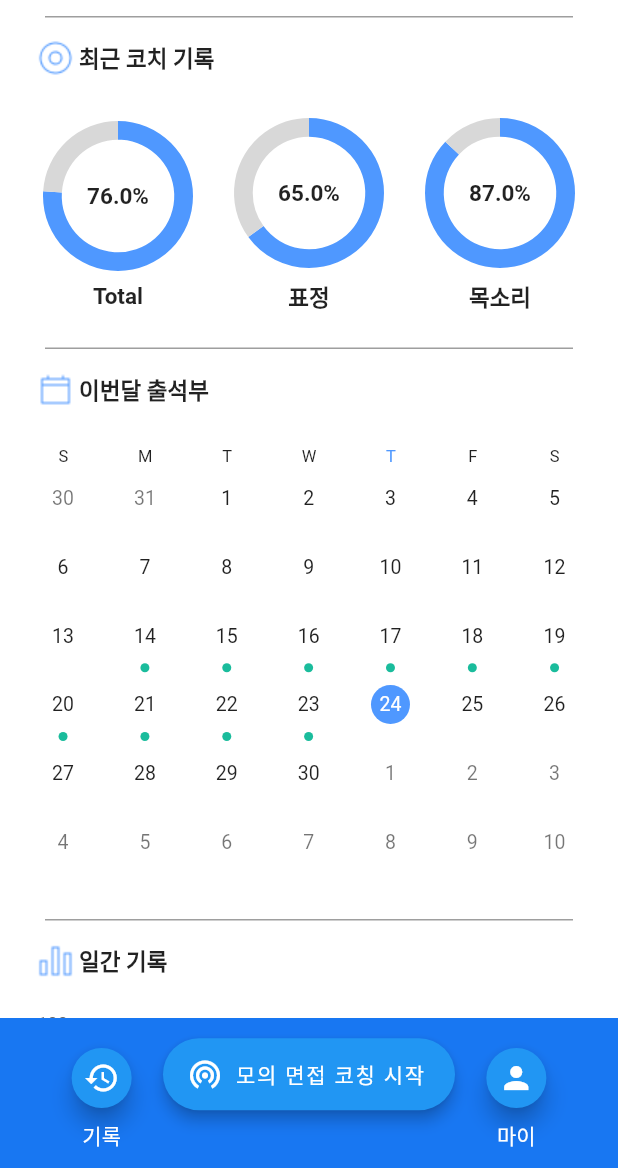
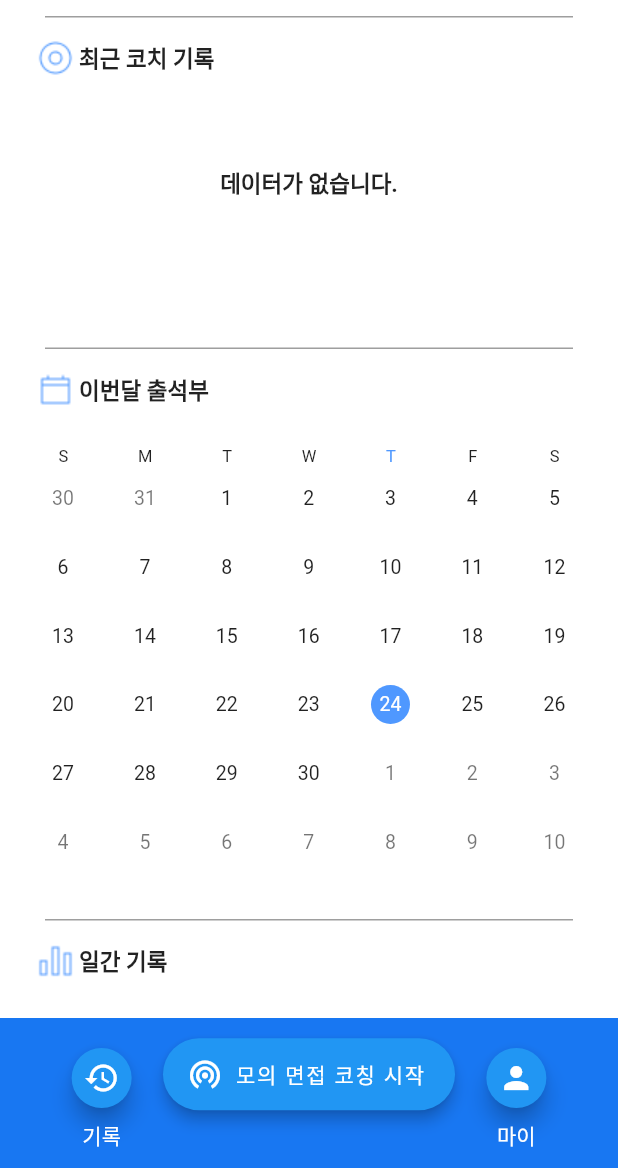
Before and after one commit to Team429/coacheers-frontend, a Flutter app: the screen it shows after launch, after a tap on "Facebook 로그인", on a phone screen of 412 x 824 dp, the part 68-1236 px from its top. Run offline on Flutter 3.47's test engine with Material 2 defaults, Android fonts, the phone set to English and light mode, and no system bars; drawn by our look-alikes of syncfusion_flutter_calendar; our stand-ins replace camera, flash, syncfusion_flutter_charts, syncfusion_flutter_datepicker, video_player; missing offline and left inert: kakao_flutter_sdk; network calls fail.

Commit message:
출석률 구현, 기록이 없는 위젯 구현

```diff
--- a/lib/component/coachingDater.dart
+++ b/lib/component/coachingDater.dart
@@ -7,8 +7,7 @@ import 'package:json_annotation/json_annotation.dart';
 part 'coachingDater.g.dart';
 
 @JsonSerializable()
-
-class CoachingData  {
+class CoachingData {
   //calander
   CoachingData(this.companyName, this.time, this.background, this.isAllDay,
       this.face_point, this.voice_point)
@@ -22,7 +21,9 @@ class CoachingData  {
     toJson: ColorToJson,
   )
   Color background;
+
   static Color ColorFromJson(input) => Color(input);
+
   static String ColorToJson(input) => input.toString();
 
   String companyName;
@@ -34,7 +35,8 @@ class CoachingData  {
 
   static Color GREEN = Color(0xFF1ABC9C);
 
-  factory CoachingData.fromJson(Map<String, dynamic> json) => _$CoachingDataFromJson(json);
+  factory CoachingData.fromJson(Map<String, dynamic> json) =>
+      _$CoachingDataFromJson(json);
 
   Map<String, dynamic> toJson() => _$CoachingDataToJson(this);
 
@@ -43,7 +45,6 @@ class CoachingData  {
     return '${DateFormat('yyyy. MM. dd').format(time)} ${companyName} ${(face_point + voice_point) / 2}';
   }
 }
-
 
 List<CoachingData> getDataSource() {
   late List<CoachingData> coachings = [];
@@ -69,35 +70,35 @@ List<CoachingData> getDataSource() {
   final DateTime startTime10 =
       DateTime(today.year, today.month, today.day - 1, 9, 0, 0);
 
-  coachings
-      .add(CoachingData('넥슨', startTime1, CoachingData.GREEN, false, 75, 25));
-
-  coachings
-      .add(CoachingData('SK하이닉스', startTime2, CoachingData.GREEN, false, 83, 41));
-
-  coachings
-      .add(CoachingData('농심', startTime3, CoachingData.GREEN, false, 78, 64));
-
-  coachings
-      .add(CoachingData('구글', startTime4, CoachingData.GREEN, false, 72, 70));
-
-  coachings
-      .add(CoachingData('삼성', startTime5, CoachingData.GREEN, false, 79, 81));
-
-  coachings
-      .add(CoachingData('쿠팡', startTime6, CoachingData.GREEN, false, 53, 75));
-
-  coachings
-      .add(CoachingData('네이버', startTime7, CoachingData.GREEN, false, 48, 73));
-
-  coachings
-      .add(CoachingData('라인', startTime8, CoachingData.GREEN, false, 60, 77));
-
-  coachings
-      .add(CoachingData('배달의 민족', startTime9, CoachingData.GREEN, false, 58, 81));
-
-  coachings
-      .add(CoachingData('직방', startTime10, CoachingData.GREEN, false, 65, 87));
+  // coachings
+  //     .add(CoachingData('넥슨', startTime1, CoachingData.GREEN, false, 75, 25));
+  //
+  // coachings.add(
+  //     CoachingData('SK하이닉스', startTime2, CoachingData.GREEN, false, 83, 41));
+  //
+  // coachings
+  //     .add(CoachingData('농심', startTime3, CoachingData.GREEN, false, 78, 64));
+  //
+  // coachings
+  //     .add(CoachingData('구글', startTime4, CoachingData.GREEN, false, 72, 70));
+  //
+  // coachings
+  //     .add(CoachingData('삼성', startTime5, CoachingData.GREEN, false, 79, 81));
+  //
+  // coachings
+  //     .add(CoachingData('쿠팡', startTime6, CoachingData.GREEN, false, 53, 75));
+  //
+  // coachings
+  //     .add(CoachingData('네이버', startTime7, CoachingData.GREEN, false, 48, 73));
+  //
+  // coachings
+  //     .add(CoachingData('라인', startTime8, CoachingData.GREEN, false, 60, 77));
+  //
+  // coachings.add(
+  //     CoachingData('배달의 민족', startTime9, CoachingData.GREEN, false, 58, 81));
+  //
+  // coachings
+  //     .add(CoachingData('직방', startTime10, CoachingData.GREEN, false, 65, 87));
 
   return coachings;
 }
@@ -167,29 +168,64 @@ class RecordBarChartData {
   final Color color;
 }
 
-List<HomeBarChartData> homechartData = [
-  HomeBarChartData(
+List<HomeBarChartData> getHomeBarsource() {
+  late List<HomeBarChartData> homechartData = [];
+
+  if (getDataSource().length == 0) {
+    homechartData.add(HomeBarChartData(DateTime.now(), 0.0, 0.0, 0.0));
+    homechartData.add(HomeBarChartData(DateTime.now(), 0.0, 0.0, 0.0));
+    homechartData.add(HomeBarChartData(DateTime.now(), 0.0, 0.0, 0.0));
+  } else if (getDataSource().length == 1) {
+    homechartData.add(HomeBarChartData(
         getDataSource()[getDataSource().length - 1].time,
         (getDataSource()[getDataSource().length - 1].face_point +
                 getDataSource()[getDataSource().length - 1].voice_point) /
             2,
         getDataSource()[getDataSource().length - 1].face_point,
-      getDataSource()[getDataSource().length - 1].voice_point),
-  HomeBarChartData(
+        getDataSource()[getDataSource().length - 1].voice_point));
+  } else if (getDataSource().length == 2) {
+    homechartData.add(HomeBarChartData(
+        getDataSource()[getDataSource().length - 1].time,
+        (getDataSource()[getDataSource().length - 1].face_point +
+                getDataSource()[getDataSource().length - 1].voice_point) /
+            2,
+        getDataSource()[getDataSource().length - 1].face_point,
+        getDataSource()[getDataSource().length - 1].voice_point));
+    homechartData.add(HomeBarChartData(
         getDataSource()[getDataSource().length - 2].time,
         (getDataSource()[getDataSource().length - 2].face_point +
                 getDataSource()[getDataSource().length - 2].voice_point) /
             2,
         getDataSource()[getDataSource().length - 2].face_point,
-      getDataSource()[getDataSource().length - 2].voice_point),
-  HomeBarChartData(
+        getDataSource()[getDataSource().length - 2].voice_point));
+  } else {
+    homechartData.add(HomeBarChartData(
+        getDataSource()[getDataSource().length - 1].time,
+        (getDataSource()[getDataSource().length - 1].face_point +
+                getDataSource()[getDataSource().length - 1].voice_point) /
+            2,
+        getDataSource()[getDataSource().length - 1].face_point,
+        getDataSource()[getDataSource().length - 1].voice_point));
+    homechartData.add(HomeBarChartData(
+        getDataSource()[getDataSource().length - 2].time,
+        (getDataSource()[getDataSource().length - 2].face_point +
+                getDataSource()[getDataSource().length - 2].voice_point) /
+            2,
+        getDataSource()[getDataSource().length - 2].face_point,
+        getDataSource()[getDataSource().length - 2].voice_point));
+    homechartData.add(HomeBarChartData(
         getDataSource()[getDataSource().length - 3].time,
         (getDataSource()[getDataSource().length - 3].face_point +
                 getDataSource()[getDataSource().length - 3].voice_point) /
             2,
         getDataSource()[getDataSource().length - 3].face_point,
-      getDataSource()[getDataSource().length - 3].voice_point),
-];
+        getDataSource()[getDataSource().length - 3].voice_point));
+  }
+
+  return homechartData;
+}
+
+List<HomeBarChartData> homechartData = getHomeBarsource();
 
 class DonutChartData {
   DonutChartData(this.scoreName, this.score, this.color);
@@ -199,9 +235,9 @@ class DonutChartData {
   final Color color;
 }
 
-List<DonutChartData> getTotalDonutsource(){
+List<DonutChartData> getTotalDonutsource() {
   late List<DonutChartData> TotalDonuts = [];
-  if(getDataSource().length >= 1){
+  if (getDataSource().length >= 1) {
     TotalDonuts.add(DonutChartData(
       'Scorename',
       (getDataSource()[getDataSource().length - 1].face_point +
@@ -217,24 +253,25 @@ List<DonutChartData> getTotalDonutsource(){
               2,
       Color(0xffD8D8D8),
     ));
-  }
-  else{
+  } else {
     TotalDonuts.add(DonutChartData(
       'Scorename',
-      0.0,Color(0xff4F98FF),
+      0.0,
+      Color(0xff4F98FF),
     ));
     TotalDonuts.add(DonutChartData(
       'Scorename_empty',
-      100.0,Color(0xffD8D8D8),
+      100.0,
+      Color(0xffD8D8D8),
     ));
   }
 
   return TotalDonuts;
 }
 
-List<DonutChartData> getfaceDonutsource(){
+List<DonutChartData> getfaceDonutsource() {
   late List<DonutChartData> faceDonuts = [];
-  if(getDataSource().length >= 1){
+  if (getDataSource().length >= 1) {
     faceDonuts.add(DonutChartData(
       'Scorename',
       getDataSource()[getDataSource().length - 1].face_point,
@@ -245,24 +282,25 @@ List<DonutChartData> getfaceDonutsource(){
       100 - getDataSource()[getDataSource().length - 1].face_point,
       Color(0xffD8D8D8),
     ));
-  }
-  else{
+  } else {
     faceDonuts.add(DonutChartData(
       'Scorename',
-      0.0,Color(0xff4F98FF),
+      0.0,
+      Color(0xff4F98FF),
     ));
     faceDonuts.add(DonutChartData(
       'Scorename_empty',
-      100.0,Color(0xffD8D8D8),
+      100.0,
+      Color(0xffD8D8D8),
     ));
   }
 
   return faceDonuts;
 }
 
-List<DonutChartData> getvoiceDonutsource(){
+List<DonutChartData> getvoiceDonutsource() {
   late List<DonutChartData> voiceDonuts = [];
-  if(getDataSource().length >= 1){
+  if (getDataSource().length >= 1) {
     voiceDonuts.add(DonutChartData(
       'Scorename',
       getDataSource()[getDataSource().length - 1].voice_point,
@@ -273,11 +311,11 @@ List<DonutChartData> getvoiceDonutsource(){
       100 - getDataSource()[getDataSource().length - 1].voice_point,
       Color(0xffD8D8D8),
     ));
-  }
-  else{
+  } else {
     voiceDonuts.add(DonutChartData(
       'Scorename',
-      0,Color(0xff4F98FF),
+      0,
+      Color(0xff4F98FF),
     ));
     voiceDonuts.add(DonutChartData(
       'Scorename_empty',
--- a/lib/frame/mainFrame.dart
+++ b/lib/frame/mainFrame.dart
@@ -1,3 +1,5 @@
+import 'dart:convert';
+
 import 'package:coacheers/coaching/coachingPage.dart';
 import 'package:coacheers/component/kakaoLogin.dart';
 import 'package:coacheers/coaching/camera/camerademo.dart';
@@ -179,6 +181,7 @@ class _MainFrameWidget extends State<MainFrame> {
     });
   }
 
+
   CoachingButtonDialog(context) {
     showDialog(
         context: context,
--- a/lib/home/homePage.dart
+++ b/lib/home/homePage.dart
@@ -19,7 +19,8 @@ class Home extends StatefulWidget {
 }
 
 class _HomeState extends State<Home> {
-  var list = [];
+  //var list = [];
+  List<CoachingData> coachData = getDataSource();
   @override
   Widget build(BuildContext context) {
     print("메인 페이지 - 홈 페이지\n");
@@ -79,7 +80,8 @@ class _HomeState extends State<Home> {
               ),
             ),
             Container(
-              child: Row(
+              child: coachData.length > 0 ?
+              Row(
                 mainAxisAlignment: MainAxisAlignment.center,
                 children: [
                   Expanded(
@@ -137,7 +139,12 @@ class _HomeState extends State<Home> {
                     ),
                   ),
                 ],
-              ),
+              ) :
+              Padding(
+                padding: const EdgeInsets.fromLTRB(0, 40, 0, 0),
+                child: Center(child : Text("데이터가 없습니다.", style:
+                    TextStyle(fontWeight: FontWeight.bold, fontSize: 15),)),
+              )
             ),
           ],
         ),
@@ -210,9 +217,14 @@ class _HomeState extends State<Home> {
               ],
             ),
           ),
-          HomeBarchart(),
+          if(coachData.length >= 1)...[
+          HomeBarchart()] else...[Padding(
+            padding: const EdgeInsets.fromLTRB(0, 120, 0, 0),
+            child: Center(child : Text("데이터가 없습니다.", style:
+            TextStyle(fontWeight: FontWeight.bold, fontSize: 15),))
+          )]
         ],
-      ),
+      )
     );
   }
 
```
Also changed, not shown: lib/profile/profilePage.dart (+42 -20 lines). Lines whose indentation alone changed are shown as unchanged.
